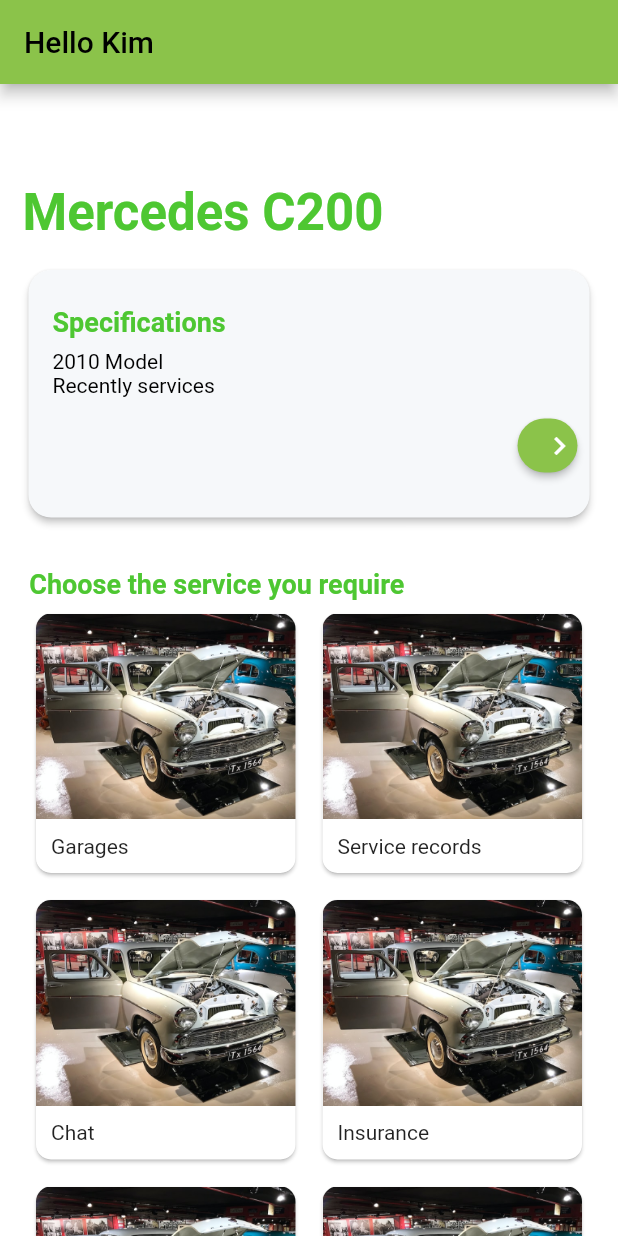
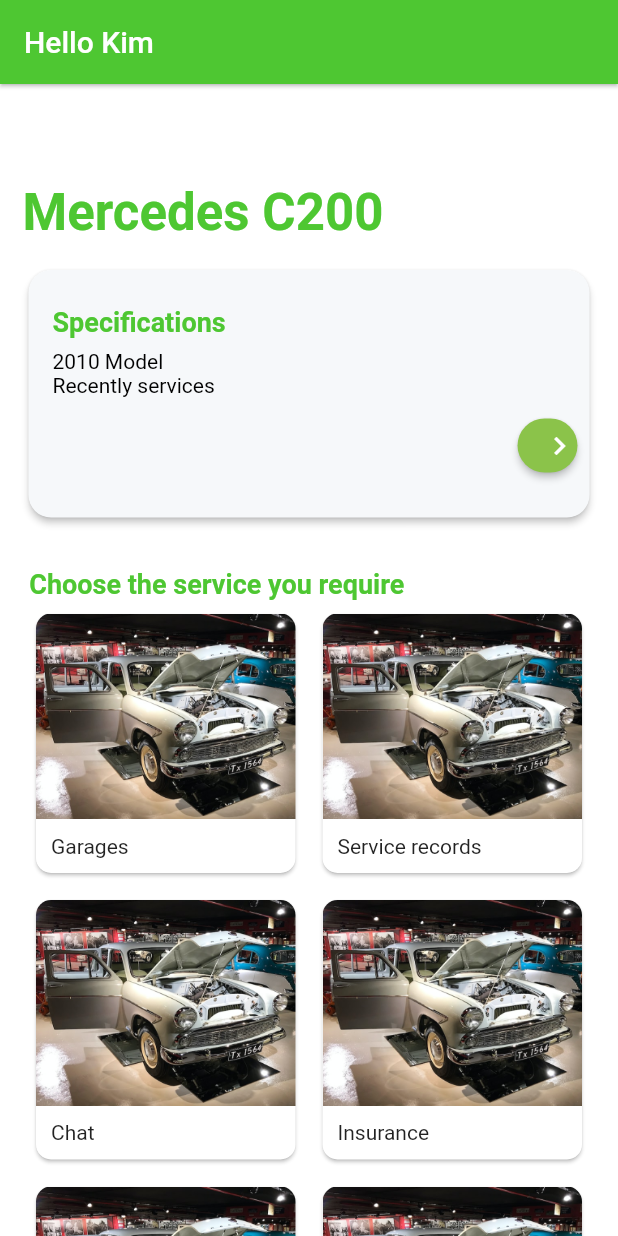
Before and after one commit to iZeroKim/Uado, a Flutter app: the screen it shows after launch, on a phone screen of 412 x 824 dp. Run offline on Flutter 3.47's test engine with Material 2 defaults, Android fonts, the phone set to English and light mode, and no system bars; our stand-ins replace image_picker.

Commit message:
Fix appbar text color (black to white) and make services gridview scrollable

```diff
--- a/lib/main.dart
+++ b/lib/main.dart
@@ -30,6 +30,7 @@ class MyApp extends StatelessWidget {
           appBarTheme: const AppBarTheme(
             backwardsCompatibility: false, // 1
             systemOverlayStyle: SystemUiOverlayStyle.light, // 2
+            foregroundColor: Colors.white,
           ),
         ),
 
--- a/lib/screens/at702.dart
+++ b/lib/screens/at702.dart
@@ -325,7 +325,6 @@ class At702Page extends StatelessWidget {
                   height: 100,
                   width: 100,
                   child: CircleAvatar(
-                    backgroundImage: AssetImage("assets/react.png"),
                     backgroundColor: Color.fromRGBO(78, 199, 50, 1),
                     child: Text(
                       "K",
--- a/lib/screens/dash_board.dart
+++ b/lib/screens/dash_board.dart
@@ -30,6 +30,8 @@ class _DashBoardState extends State<DashBoard> {
       backgroundColor: Colors.white,
       appBar: AppBar(
         title: const Text("Hello Kim"),
+        backgroundColor: const Color.fromRGBO(78, 199, 50, 1),
+        elevation: 1.0,
 
       ),
       body: ListView(
@@ -105,6 +107,7 @@ class _DashBoardState extends State<DashBoard> {
                     GridView.builder(
                       itemCount: services.length,
                       shrinkWrap: true,
+                      physics: ScrollPhysics(),
                       gridDelegate: const SliverGridDelegateWithFixedCrossAxisCount(
                         childAspectRatio: 10.0 / 10.0,
                         crossAxisCount: 2,
```
